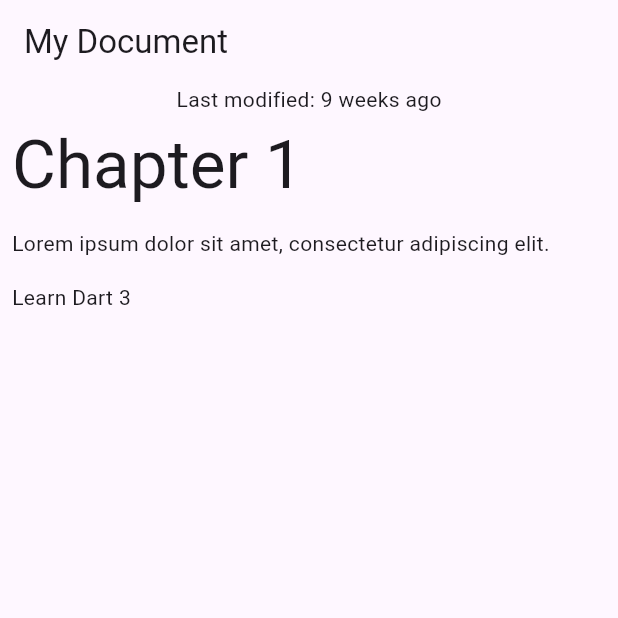
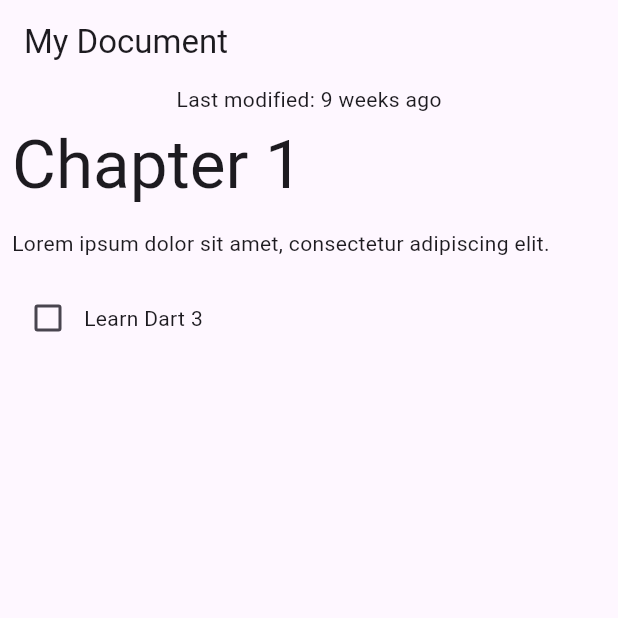
Before and after one commit to eeevvaaa/patterns_records, a Flutter app: the screen it shows after launch, on a phone screen of 412 x 824 dp, the top half of it. Run offline on Flutter 3.47's test engine with Material 2 defaults, Android fonts, the phone set to English and light mode, and no system bars.

Commit message:
Add exhaustive switching to block class

```diff
--- a/lib/data.dart
+++ b/lib/data.dart
@@ -27,18 +27,34 @@
   }
 }
 
-class Block {
-  final String type;
+sealed class Block {
+  Block();
+
+  factory Block.fromJson(Map<String, Object?> json) {
+    return switch (json) {
+      {'type': 'h1', 'text': String text} => HeaderBlock(text),
+      {'type': 'p', 'text': String text} => ParagraphBlock(text),
+      {'type': 'checkbox', 'text': String text, 'checked': bool checked} =>
+        CheckboxBlock(text, checked),
+      _ => throw const FormatException('Unexpected JSON'),
+    };
+  }
+}
+
+class HeaderBlock extends Block {
   final String text;
-  Block(this.type, this.text);
+  HeaderBlock(this.text);
+}
 
-  factory Block.fromJson(Map<String, dynamic> json) {
-    if (json case {'type': final type, 'text': final text}) {
-      return Block(type, text);
-    } else {
-      throw const FormatException('Unexpected JSON');
-    }
-  }
+class ParagraphBlock extends Block {
+  final String text;
+  ParagraphBlock(this.text);
+}
+
+class CheckboxBlock extends Block {
+  final String text;
+  final bool isChecked;
+  CheckboxBlock(this.text, this.isChecked);
 }
 
 // mocking incoming JSON data
--- a/lib/main.dart
+++ b/lib/main.dart
@@ -65,19 +65,21 @@
 
   @override
   Widget build(BuildContext context) {
-    TextStyle? textStyle;
-    textStyle = switch (block.type) {
-      'h1' => Theme.of(context).textTheme.displayMedium,
-      'p' || 'checkbox' => Theme.of(context).textTheme.bodyMedium,
-      _ => Theme.of(context).textTheme.bodySmall
-    };
-
     return Container(
       margin: const EdgeInsets.all(8),
-      child: Text(
-        block.text,
-        style: textStyle,
-      ),
+      child: switch (block) {
+        HeaderBlock(:final text) => Text(
+            text,
+            style: Theme.of(context).textTheme.displayMedium,
+          ),
+        ParagraphBlock(:final text) => Text(text),
+        CheckboxBlock(:final text, :final isChecked) => Row(
+            children: [
+              Checkbox(value: isChecked, onChanged: (_) {}),
+              Text(text),
+            ],
+          ),
+      },
     );
   }
 }
```
